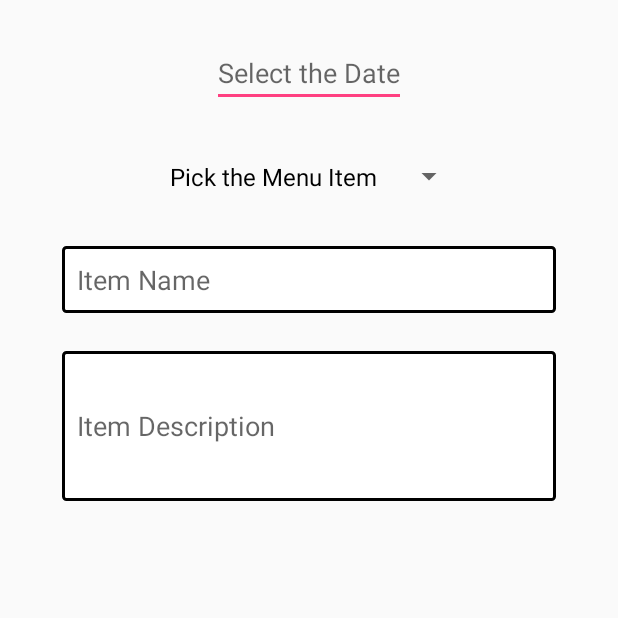
After one commit to TimeMenus/TimeMenusAndroid, an Android app: the AdminActivity screen opened directly, with no data from a screen before it, on a phone screen of 412 x 824 dp, the top half of it. The commit adds this screen. Run offline under Robolectric (Android 15) with nearby library versions, the phone set to English and light mode, and no system bars.

Commit message:
added admin stuff but not in any button.

```diff
--- a/app/src/main/AndroidManifest.xml
+++ b/app/src/main/AndroidManifest.xml
@@ -35,7 +35,8 @@
         <!-- </provider> -->
 
         <activity android:name=".MenuActivity" />
-        <activity android:name=".LoginActivity"></activity>
+        <activity android:name=".LoginActivity" />
+        <activity android:name=".AdminActivity"></activity>
     </application>
 
 </manifest>
--- /dev/null
+++ b/app/src/main/java/com/express/apps/expresscafe/AdminActivity.java
@@ -0,0 +1,76 @@
+package com.express.apps.expresscafe;
+
+import android.app.Activity;
+import android.app.DatePickerDialog;
+import android.os.Bundle;
+import android.util.Log;
+import android.view.View;
+import android.widget.ArrayAdapter;
+import android.widget.DatePicker;
+import android.widget.EditText;
+import android.widget.Spinner;
+import android.widget.TextView;
+import android.view.View.OnClickListener;
+
+import java.text.SimpleDateFormat;
+import java.util.Calendar;
+import java.util.Locale;
+
+public class AdminActivity extends Activity implements OnClickListener {
+
+    private TextView dateView;
+    private DatePickerDialog datePickerDialog;
+    private SimpleDateFormat dateFormatter;
+    private EditText itemName;
+    private EditText itemDesc;
+
+    @Override
+    protected void onCreate(Bundle savedInstanceState) {
+        super.onCreate(savedInstanceState);
+        setContentView(R.layout.activity_admin);
+
+        //for menu drop down item
+        Spinner countryView = (Spinner) findViewById(R.id.menuitems);
+
+        // Create an adapter from the string array resource and use
+        // spinner_textview_align.xml for aligining and formatting
+        ArrayAdapter adapter = ArrayAdapter.createFromResource(this, R.array.menu_arrays, R.layout.spinner_textview_align);
+        // Set the layout to use for each dropdown item
+        adapter.setDropDownViewResource(R.layout.spinner_textview_align);
+
+        countryView.setAdapter(adapter);
+
+//        For the calendar and date
+        dateFormatter = new SimpleDateFormat("dd-MM-yyyy", Locale.US);
+
+        dateView = (TextView) findViewById(R.id.picked_date);
+
+        setDateTimeField();
+
+    }
+
+    private void setDateTimeField() {
+        dateView.setOnClickListener(this);
+        Calendar newCalendar = Calendar.getInstance();
+        datePickerDialog = new DatePickerDialog(this, new DatePickerDialog.OnDateSetListener() {
+
+            @Override
+            public void onDateSet(DatePicker view, int year, int monthOfYear, int dayOfMonth) {
+                Calendar newDate = Calendar.getInstance();
+                newDate.set(year, monthOfYear, dayOfMonth);
+                dateView.setText(dateFormatter.format(newDate.getTime()));
+            }
+        }, newCalendar.get(Calendar.YEAR),newCalendar.get(Calendar.MONTH),newCalendar.get(Calendar.DAY_OF_MONTH));
+    }
+
+    @Override
+    public void onClick(View view) {
+        if(view == dateView) {
+            datePickerDialog.show();
+        }
+    }
+
+    //for text boxes
+
+
+}
--- /dev/null
+++ b/app/src/main/res/drawable/border_input.xml
@@ -0,0 +1,14 @@
+<?xml version="1.0" encoding="utf-8"?>
+<shape
+    xmlns:android="http://schemas.android.com/apk/res/android"
+    android:shape="rectangle">
+
+    <corners
+        android:radius="2dp"
+        />
+    <solid android:color="#ffffff"
+        />
+    <stroke
+        android:width="2dp"
+        android:color="#000" />
+</shape>
--- /dev/null
+++ b/app/src/main/res/layout/activity_admin.xml
@@ -0,0 +1,61 @@
+<?xml version="1.0" encoding="utf-8"?>
+<RelativeLayout xmlns:android="http://schemas.android.com/apk/res/android"
+    xmlns:tools="http://schemas.android.com/tools"
+    android:layout_width="match_parent"
+    android:layout_height="match_parent"
+    android:paddingBottom="@dimen/activity_vertical_margin"
+    android:paddingLeft="@dimen/activity_horizontal_margin"
+    android:paddingRight="@dimen/activity_horizontal_margin"
+    android:paddingTop="@dimen/activity_vertical_margin"
+    tools:context="com.express.apps.expresscafe.AdminActivity">
+
+    <EditText
+        android:id="@+id/picked_date"
+        android:layout_width="wrap_content"
+        android:layout_height="wrap_content"
+        android:layout_centerHorizontal="true"
+        android:layout_marginTop="10dp"
+        android:layout_weight=".5"
+        android:gravity="center"
+        android:hint="@string/date_hint"
+        android:textAlignment="gravity"
+        android:textAppearance="?android:attr/textAppearanceMedium" />
+
+    <Spinner
+        android:id="@+id/menuitems"
+        android:layout_width="wrap_content"
+        android:layout_height="wrap_content"
+        android:layout_below="@+id/picked_date"
+        android:layout_centerHorizontal="true"
+        android:layout_marginTop="25dp"
+        android:prompt="@string/item_prompt" />
+
+
+    <EditText
+        android:id="@+id/item_name"
+        android:layout_width="match_parent"
+        android:layout_height="wrap_content"
+        android:layout_marginLeft="25dp"
+        android:layout_marginTop="25dp"
+        android:hint="Item Name"
+        android:padding="10dp"
+        android:layout_marginRight="25dp"
+        android:background="@drawable/border_input"
+        android:inputType="text"
+        android:singleLine="true"
+        android:layout_below="@+id/menuitems"/>
+
+    <EditText
+        android:id="@+id/item_desc"
+        android:layout_width="match_parent"
+        android:layout_height="100dp"
+        android:layout_marginLeft="25dp"
+        android:layout_marginTop="25dp"
+        android:hint="Item Description"
+        android:padding="10dp"
+        android:layout_marginRight="25dp"
+        android:background="@drawable/border_input"
+        android:singleLine="false"
+        android:inputType="textMultiLine"
+        android:layout_below="@+id/item_name"/>
+</RelativeLayout>
--- /dev/null
+++ b/app/src/main/res/layout/spinner_textview_align.xml
@@ -0,0 +1,14 @@
+<?xml version="1.0" encoding="utf-8"?>
+<TextView
+    xmlns:android="http://schemas.android.com/apk/res/android"
+    android:id="@+id/textView1"
+    android:layout_width="160dp"
+    android:layout_height="wrap_content"
+    android:padding="10dp"
+    android:layout_centerHorizontal="true"
+    android:layout_centerVertical="true"
+    android:textColor="#000000"
+    android:textSize="16dp"
+    android:textAlignment="gravity"
+    android:gravity="center"
+    />
--- a/app/src/main/res/values/strings.xml
+++ b/app/src/main/res/values/strings.xml
@@ -20,4 +20,20 @@
     <string name="loading">Loading ..</string>
     <string name="action_sign_out">Sign Out</string>
 
+
+    <!-- Strings related to Admin Page -->
+    <string name="date_button_set">Pick Date</string>
+    <string name="date_selected">Date: </string>
+    <string name="date_hint">Select the Date</string>
+    <string-array name="menu_arrays">
+        <item>Pick the Menu Item</item>
+        <item>Soup</item>
+        <item>Entrée</item>
+        <item>Deli</item>
+        <item>Pasta</item>
+        <item>Grill</item>
+    </string-array>
+    <string name="item_prompt">Pick the Item</string>
+    <string name="item_name">Item Name:</string>
+
 </resources>
```
